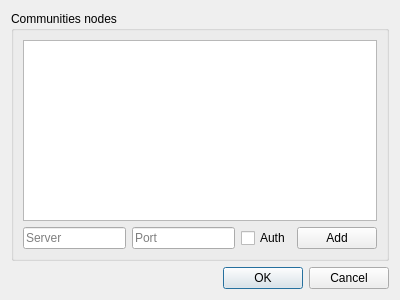
This is res/ui/addCommunityDialog.ui in duniter/sakia as Qt 5 draws it before an edit. The edited form follows.
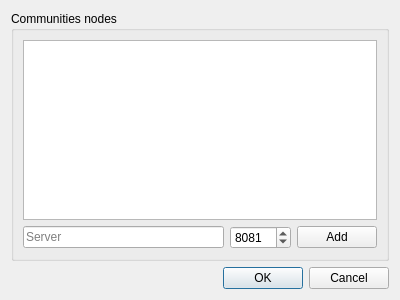
This is the edited form.

What changed in the file:
```diff
--- a/res/ui/addCommunityDialog.ui
+++ b/res/ui/addCommunityDialog.ui
@@ -24,7 +24,7 @@
      </property>
      <layout class="QVBoxLayout" name="verticalLayout_3">
       <item>
-       <widget class="QTableView" name="communitiesTable"/>
+       <widget class="QTreeView" name="communitiesList"/>
       </item>
       <item>
        <layout class="QHBoxLayout" name="horizontalLayout_3">
@@ -39,19 +39,15 @@
          </widget>
         </item>
         <item>
-         <widget class="QLineEdit" name="lineEdit_2">
-          <property name="text">
-           <string/>
+         <widget class="QSpinBox" name="portBox">
+          <property name="minimum">
+           <number>1025</number>
           </property>
-          <property name="placeholderText">
-           <string>Port</string>
+          <property name="maximum">
+           <number>99999</number>
           </property>
-         </widget>
-        </item>
-        <item>
-         <widget class="QCheckBox" name="checkBox">
-          <property name="text">
-           <string>Auth</string>
+          <property name="value">
+           <number>8081</number>
           </property>
          </widget>
         </item>
```
Left out of the diff: 23 changed lines with no effect on the pictures.
